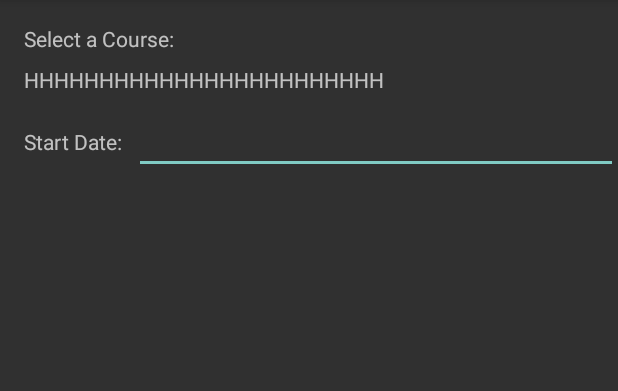
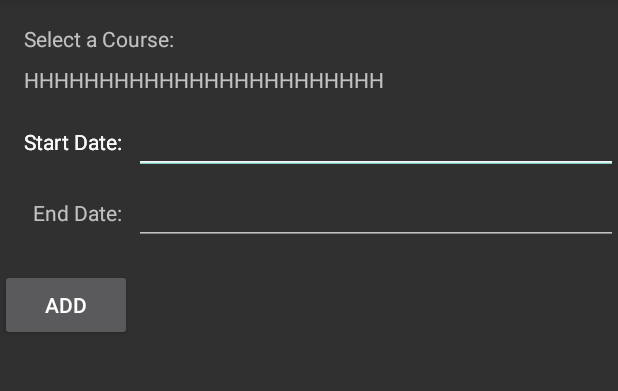
Before and after one commit to robstudentaccount/c196, an Android app: the courseSection screen opened directly, with no data from a screen before it, on a phone screen of 412 x 824 dp, the part 84-475 px from its top. Run offline under Robolectric (Android 15) with nearby library versions, the phone set to English and light mode, and no system bars.

Commit message:
Added end date dialog to courseSection

```diff
--- a/app/src/main/java/com/stuart/robert/wgu/c196/v3/courseSection.java
+++ b/app/src/main/java/com/stuart/robert/wgu/c196/v3/courseSection.java
@@ -31,32 +31,44 @@ public class courseSection extends AppCompatActivity {
 
 
         TextView startDateTxt = (TextView) findViewById(R.id.startDateTxt);
-        startDateTxt.setOnClickListener(new View.OnClickListener() {
+        TextView endDateTxt = (TextView) findViewById(R.id.endDateText);
+
+        View.OnClickListener calendarClick = new View.OnClickListener() {
             @Override
             public void onClick(View view) {
                 Date date;
-                String info = startDateTxt.getText().toString();
+                TextView textView = (TextView)view;
+                String info = textView.getText().toString();
                 if(info.equals(""))info="03/22/22";
                 try {
                     myCalendarStart.setTime(sdf.parse(info));
                 } catch (ParseException e) {
                     e.printStackTrace();
                 }
+
+                startDate = new DatePickerDialog.OnDateSetListener() {
+                    @Override
+                    public void onDateSet(DatePicker datePicker, int year, int monthOfYear, int dayOfMonth) {
+                        myCalendarStart.set(Calendar.YEAR, year);
+                        myCalendarStart.set(Calendar.MONTH, monthOfYear);
+                        myCalendarStart.set(Calendar.DAY_OF_MONTH, dayOfMonth);
+                        textView.setText(sdf.format(myCalendarStart.getTime()));
+                    }
+                };
+
+
                 new DatePickerDialog(courseSection.this, startDate,
                         myCalendarStart.get(Calendar.YEAR), myCalendarStart.get(Calendar.MONTH),
                         myCalendarStart.get(Calendar.DAY_OF_MONTH)).show();
-            }
-        });
 
-        startDate = new DatePickerDialog.OnDateSetListener() {
-            @Override
-            public void onDateSet(DatePicker datePicker, int year, int monthOfYear, int dayOfMonth) {
-                myCalendarStart.set(Calendar.YEAR, year);
-                myCalendarStart.set(Calendar.MONTH, monthOfYear);
-                myCalendarStart.set(Calendar.DAY_OF_MONTH, dayOfMonth);
-                startDateTxt.setText(sdf.format(myCalendarStart.getTime()));
+
+
             }
         };
+
+        startDateTxt.setOnClickListener(calendarClick);
+        endDateTxt.setOnClickListener(calendarClick);
+
     }
     private void drawCourses() {
         LinearLayout courseListView = (LinearLayout) findViewById(R.id.courseListView);
--- a/app/src/main/res/layout/activity_course_section.xml
+++ b/app/src/main/res/layout/activity_course_section.xml
@@ -6,6 +6,50 @@
     android:layout_width="match_parent"
     android:layout_height="match_parent"
     tools:context=".courseSection">
+
+    <TextView
+        android:id="@+id/textView7"
+        android:layout_width="0dp"
+        android:layout_height="wrap_content"
+        android:layout_marginStart="16dp"
+        android:layout_marginTop="16dp"
+        android:text="Start Date:"
+        app:layout_constraintStart_toStartOf="parent"
+        app:layout_constraintTop_toBottomOf="@+id/scrollView2" />
+
+    <EditText
+        android:id="@+id/startDateTxt3"
+        android:layout_width="0dp"
+        android:layout_height="wrap_content"
+        android:layout_marginStart="8dp"
+        android:editable="false"
+        android:ems="10"
+        android:inputType="textPersonName"
+        app:layout_constraintBaseline_toBaselineOf="@+id/textView5"
+        app:layout_constraintEnd_toEndOf="parent"
+        app:layout_constraintStart_toEndOf="@+id/textView5" />
+
+    <EditText
+        android:id="@+id/startDateTxt2"
+        android:layout_width="0dp"
+        android:layout_height="wrap_content"
+        android:layout_marginStart="8dp"
+        android:editable="false"
+        android:ems="10"
+        android:inputType="textPersonName"
+        app:layout_constraintBaseline_toBaselineOf="@+id/textView5"
+        app:layout_constraintEnd_toEndOf="parent"
+        app:layout_constraintStart_toEndOf="@+id/textView5" />
+
+    <TextView
+        android:id="@+id/textView6"
+        android:layout_width="0dp"
+        android:layout_height="wrap_content"
+        android:layout_marginStart="16dp"
+        android:layout_marginTop="16dp"
+        android:text="Start Date:"
+        app:layout_constraintStart_toStartOf="parent"
+        app:layout_constraintTop_toBottomOf="@+id/scrollView2" />
 
     <TextView
         android:id="@+id/textView2"
@@ -57,4 +101,36 @@
         app:layout_constraintEnd_toEndOf="parent"
         app:layout_constraintStart_toEndOf="@+id/textView5" />
 
+    <TextView
+        android:id="@+id/textView8"
+        android:layout_width="wrap_content"
+        android:layout_height="wrap_content"
+        android:layout_marginStart="16dp"
+        android:layout_marginTop="16dp"
+        android:text="End Date:"
+        app:layout_constraintEnd_toEndOf="@+id/textView7"
+        app:layout_constraintHorizontal_bias="1.0"
+        app:layout_constraintStart_toStartOf="parent"
+        app:layout_constraintTop_toBottomOf="@+id/startDateTxt3" />
+
+    <EditText
+        android:id="@+id/endDateText"
+        android:layout_width="0dp"
+        android:layout_height="wrap_content"
+        android:layout_marginStart="8dp"
+        android:ems="10"
+        android:inputType="textPersonName"
+        app:layout_constraintBaseline_toBaselineOf="@+id/textView8"
+        app:layout_constraintEnd_toEndOf="parent"
+        app:layout_constraintStart_toEndOf="@+id/textView8" />
+
+    <Button
+        android:id="@+id/button"
+        android:layout_width="wrap_content"
+        android:layout_height="wrap_content"
+        android:layout_marginTop="16dp"
+        android:text="Add"
+        app:layout_constraintStart_toStartOf="parent"
+        app:layout_constraintTop_toBottomOf="@+id/endDateText" />
+
 </android.support.constraint.ConstraintLayout>
```
